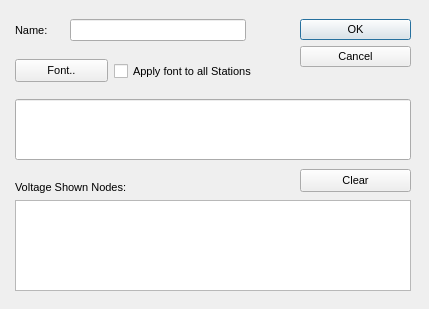
Old version of the form GSCD/stationnamedialog.ui in the repository fzlgejiao/PowerTool.
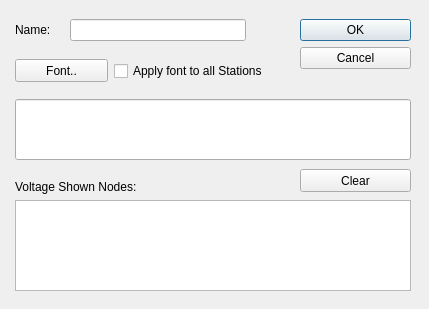
New version of the form.

What changed in the file:
```diff
--- a/GSCD/stationnamedialog.ui
+++ b/GSCD/stationnamedialog.ui
@@ -22,14 +22,6 @@
      <height>61</height>
     </rect>
    </property>
-   <property name="font">
-    <font>
-     <family>MS Shell Dlg 2</family>
-     <pointsize>8</pointsize>
-     <weight>50</weight>
-     <bold>false</bold>
-    </font>
-   </property>
    <property name="orientation">
     <enum>Qt::Vertical</enum>
    </property>
@@ -68,14 +60,6 @@
      <height>23</height>
     </rect>
    </property>
-   <property name="font">
-    <font>
-     <family>MS Shell Dlg 2</family>
-     <pointsize>8</pointsize>
-     <weight>50</weight>
-     <bold>false</bold>
-    </font>
-   </property>
    <property name="text">
     <string>Clear</string>
    </property>
@@ -89,14 +73,6 @@
      <height>16</height>
     </rect>
    </property>
-   <property name="font">
-    <font>
-     <family>MS Shell Dlg 2</family>
-     <pointsize>8</pointsize>
-     <weight>50</weight>
-     <bold>false</bold>
-    </font>
-   </property>
    <property name="text">
     <string>Voltage Shown Nodes:</string>
    </property>
@@ -110,14 +86,6 @@
      <height>23</height>
     </rect>
    </property>
-   <property name="font">
-    <font>
-     <family>MS Shell Dlg 2</family>
-     <pointsize>8</pointsize>
-     <weight>50</weight>
-     <bold>false</bold>
-    </font>
-   </property>
    <property name="text">
     <string>Font..</string>
    </property>
@@ -131,14 +99,6 @@
      <height>24</height>
     </rect>
    </property>
-   <property name="font">
-    <font>
-     <family>MS Shell Dlg 2</family>
-     <pointsize>8</pointsize>
-     <weight>50</weight>
-     <bold>false</bold>
-    </font>
-   </property>
    <property name="text">
     <string>Apply font to all Stations</string>
    </property>
@@ -152,14 +112,6 @@
      <height>16</height>
     </rect>
    </property>
-   <property name="font">
-    <font>
-     <family>MS Shell Dlg 2</family>
-     <pointsize>8</pointsize>
-     <weight>50</weight>
-     <bold>false</bold>
-    </font>
-   </property>
    <property name="frameShadow">
     <enum>QFrame::Plain</enum>
    </property>
```
Left out of the diff: 14 changed lines with no effect on the pictures.
